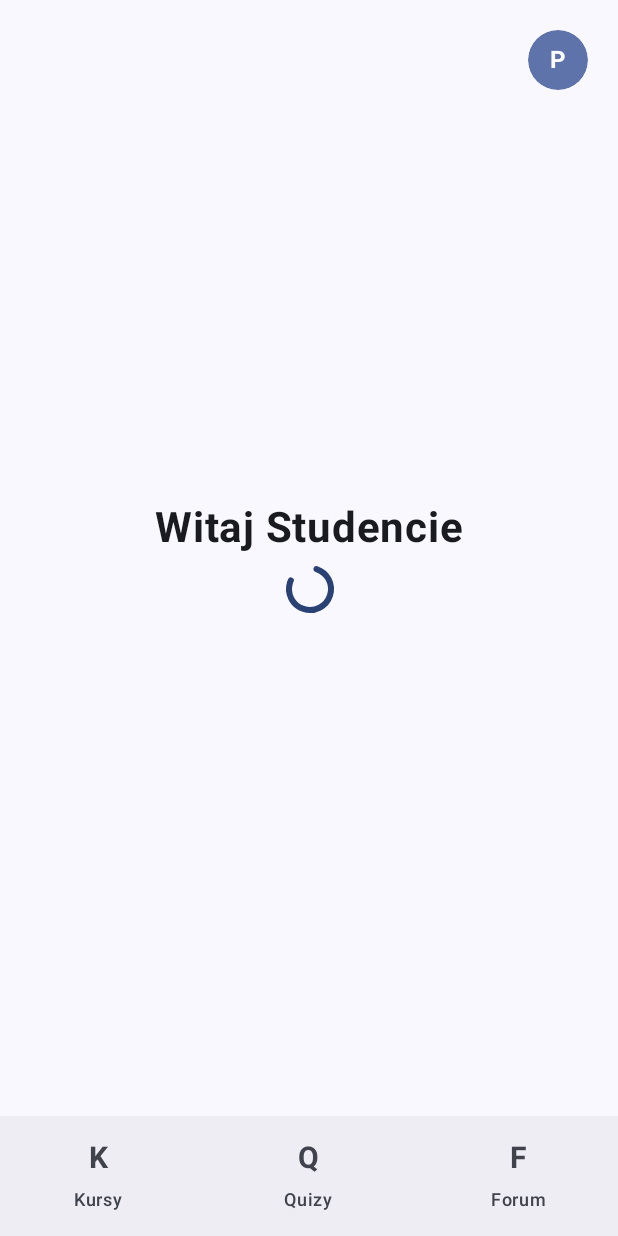
After one commit to niooch/bizwise, an Android app built with Jetpack Compose: the composable UserScreen called with empty values, on a phone screen of 412 x 824 dp. The commit adds this screen. Run offline under Robolectric (Android 15) with nearby library versions, the phone set to English and light mode, and no system bars.

Commit message:
START: implementation user's screen

```diff
--- /dev/null
+++ b/app2/app/src/main/java/com/example/app/ui/UserScreen.kt
@@ -0,0 +1,117 @@
+package com.example.app.ui
+
+import androidx.compose.foundation.layout.*
+import androidx.compose.foundation.shape.CircleShape
+import androidx.compose.material3.*
+import androidx.compose.runtime.*
+import androidx.compose.ui.Alignment
+import androidx.compose.ui.Modifier
+import androidx.compose.ui.text.font.FontWeight
+import androidx.compose.ui.unit.dp
+import androidx.compose.ui.unit.sp
+import com.example.app.data.InformationAboutMe
+import com.example.app.data.RetrofitClient
+
+@Composable
+fun UserScreen(
+    token: String,
+) {
+    var userData by remember { mutableStateOf<InformationAboutMe?>(null) }
+
+    LaunchedEffect(Unit) {
+        try {
+            val response = RetrofitClient.api.informationAboutMe("Bearer $token")
+
+            if (response.isSuccessful && response.body() != null) {
+                userData = response.body()
+            }
+        } catch (e: Exception) {
+            //TODO: Obsługa błędu
+        }
+    }
+    Scaffold(
+        // DOLNY PASEK (K, Q, F)
+        bottomBar = {
+            NavigationBar {
+                // Ikona K (np. Kursy)
+                NavigationBarItem(
+                    selected = false,
+                    onClick = { /* TODO: Logika przejścia do Kursów (K) */ },
+                    icon = {
+                        Text("K", fontSize = 20.sp, fontWeight = FontWeight.Bold)
+                    },
+                    label = { Text("Kursy") }
+                )
+
+                // Ikona Q
+                NavigationBarItem(
+                    selected = false,
+                    onClick = { /* TODO: Logika przejścia do Quizów (Q) */ },
+                    icon = {
+                        Text("Q", fontSize = 20.sp, fontWeight = FontWeight.Bold)
+                    },
+                    label = { Text("Quizy") }
+                )
+
+                // Ikona F
+                NavigationBarItem(
+                    selected = false,
+                    onClick = { /* TODO: Logika przejścia do Forum (F) */ },
+                    icon = {
+                        Text("F", fontSize = 20.sp, fontWeight = FontWeight.Bold)
+                    },
+                    label = { Text("Forum") }
+                )
+            }
+        }
+    ) { innerPadding ->
+        // --- GŁÓWNA ZAWARTOŚĆ ---
+        Box(
+            modifier = Modifier
+                .fillMaxSize()
+                .padding(innerPadding) // Ważne: uwzględnia miejsce zajęte przez dolny pasek
+        ) {
+
+            // --- PRAWY GÓRNY RÓG (Ikona P) ---
+            IconButton(
+                onClick = { /* TODO: Logika przejścia do Profilu (P) */ },
+                modifier = Modifier
+                    .align(Alignment.TopEnd) // Przyklej do prawego górnego rogu
+                    .padding(16.dp)
+            ) {
+                // Robię kółeczko, żeby wyglądało jak awatar
+                Surface(
+                    shape = CircleShape,
+                    color = MaterialTheme.colorScheme.primaryContainer,
+                    modifier = Modifier.size(48.dp)
+                ) {
+                    Box(contentAlignment = Alignment.Center) {
+                        Text("P", fontWeight = FontWeight.Bold)
+                    }
+                }
+            }
+
+            // --- ŚRODEK (Powitanie) ---
+            Column(
+                modifier = Modifier.align(Alignment.Center),
+                horizontalAlignment = Alignment.CenterHorizontally
+            ) {
+                if (userData != null) {
+                    // Jeśli mamy dane z JSONa
+                    Text(
+                        text = "Witaj ${userData!!.username}", //TODO: poprawić !!, to niebezpieczne
+                        fontSize = 28.sp,
+                        fontWeight = FontWeight.Bold
+                    )
+                    // Opcjonalnie: Wyświetlenie innych danych z modelu
+                    // Text("Streak: ${userData.streak}", fontSize = 16.sp)
+                } else {
+                    // Jeśli dane się jeszcze ładują lub jest błąd
+                    Text("Witaj Studencie", fontSize = 28.sp, fontWeight = FontWeight.Bold)
+                    Spacer(modifier = Modifier.height(8.dp))
+                    CircularProgressIndicator(modifier = Modifier.size(32.dp))
+                }
+            }
+        }
+    }
+}
--- a/app2/app/src/main/java/com/example/app/ui/loginScreen.kt
+++ b/app2/app/src/main/java/com/example/app/ui/loginScreen.kt
@@ -15,7 +15,10 @@ import com.example.app.data.RetrofitClient
 import kotlinx.coroutines.launch
 
 @Composable
-fun LoginScreen(onBack: () -> Unit) {
+fun LoginScreen(
+    onBack: () -> Unit,
+    onLoginSuccess: (String) -> Unit
+) {
     var nicknameInput by remember { mutableStateOf("") }
     var password by remember { mutableStateOf("") }
     var isLoading by remember { mutableStateOf(false) }
@@ -62,6 +65,7 @@ fun LoginScreen(onBack: () -> Unit) {
                             if (response.isSuccessful && response.body() != null) {
                                 val token = response.body()!!.access
                                 Toast.makeText(context, "Zalogowano! Token: ${token.take(10)}...", Toast.LENGTH_LONG).show()
+                                onLoginSuccess(token)
                             } else {
                                 Toast.makeText(context, "Błąd logowania (złe hasło?)", Toast.LENGTH_LONG).show()
                                 //Toast.makeText(context, "DEBUG CZY TO TU", Toast.LENGTH_LONG).show()
```
Also changed, not shown: app2/app/src/main/java/com/example/app/data/Api.kt (+18 -2 lines), app2/app/src/main/java/com/example/app/ui/StudentApp.kt (+10 -1 lines).
